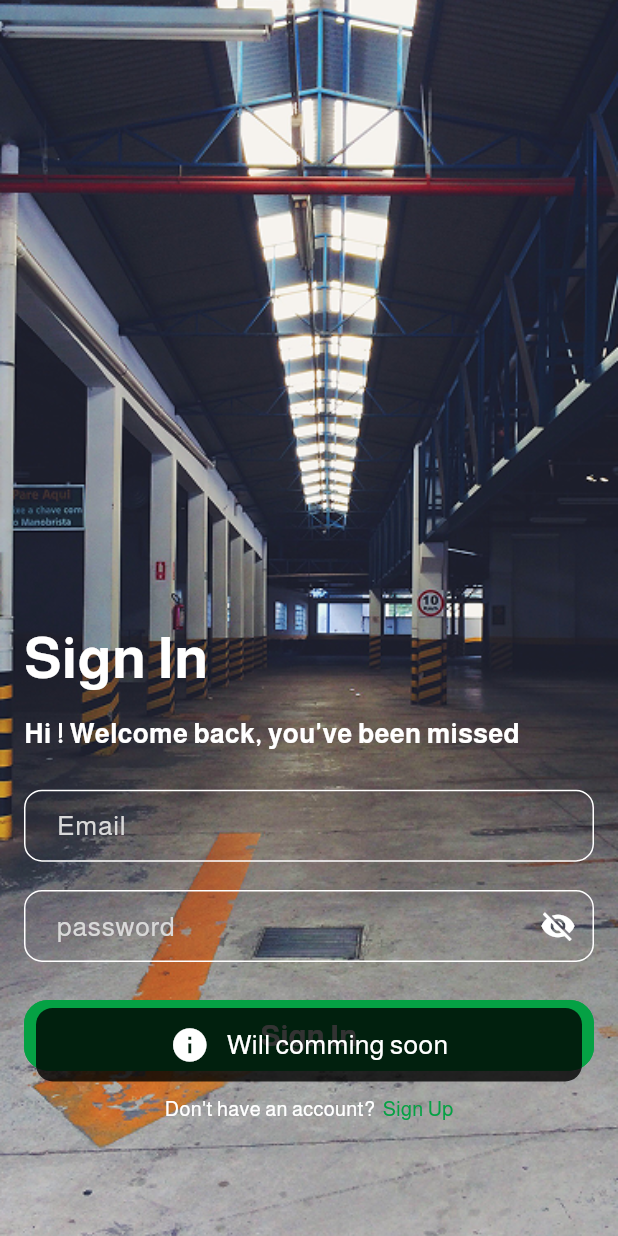
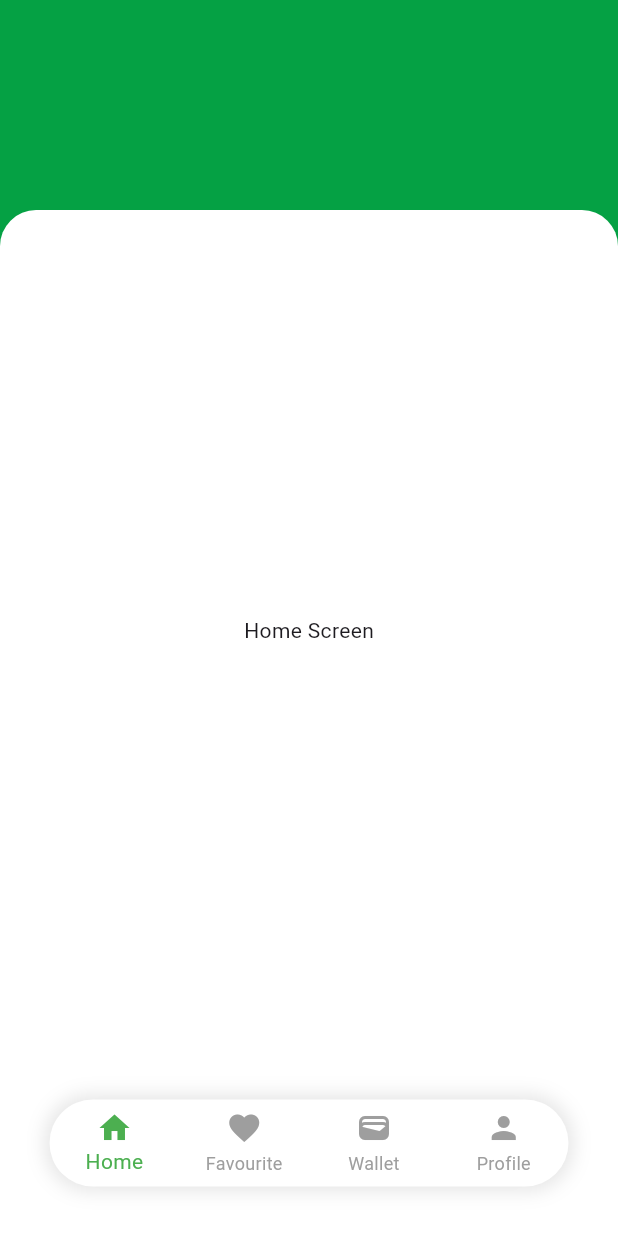
Before and after one commit to mostafa9011/Parky, a Flutter app: the screen it shows after launch, after a tap on "Sign In", on a phone screen of 412 x 824 dp. Run offline on Flutter 3.47's test engine with Material 3 defaults, Android fonts, the light colour scheme and no system bars; our stand-ins replace bloc, cached_network_image, dartz, device_info_plus, dio, easy_localization and 13 more.

Commit message:
init layut

```diff
--- a/lib/config/routes/page_name.dart
+++ b/lib/config/routes/page_name.dart
@@ -6,4 +6,5 @@ class PageName {
   static const String signUpScreen = '/signUpScreen';
   static const String completeSignUpScreen = '/completeSignUpScreen';
   static const String otpScreen = '/otpScreen';
+  static const String layoutScreen = '/layoutScreen';
 }
--- a/lib/config/routes/route_manager.dart
+++ b/lib/config/routes/route_manager.dart
@@ -6,6 +6,7 @@ import 'package:page_transition/page_transition.dart';
 
 import '../../features/auth/presentation/pages/otp_screen.dart';
 import '../../features/auth/presentation/pages/sign_up_screen.dart';
+import '../../features/layout/presentation/pages/layout_screen.dart';
 import '../../features/on_boarding/presentation/pages/on_boarding_screen1.dart';
 import '../../features/on_boarding/presentation/pages/on_boarding_screen2.dart';
 import 'page_name.dart';
@@ -58,6 +59,12 @@ class RouteManager {
           settings: routeSettings,
         );
 
+      case PageName.layoutScreen:
+        return _getPageTransition(
+          const LayoutScreen(),
+          settings: routeSettings,
+        );
+
       default:
         return MaterialPageRoute(
           builder: (context) => Scaffold(
--- a/lib/features/auth/presentation/pages/login_screen.dart
+++ b/lib/features/auth/presentation/pages/login_screen.dart
@@ -7,7 +7,6 @@ import 'package:parky/core/utils/widgets/custom_elevated_button.dart';
 import 'package:parky/core/utils/widgets/custom_text_form_field.dart';
 
 import '../../../../config/themes/assets_manager.dart';
-import '../../../../core/utils/widgets/custom_scaffold_message.dart';
 
 class LoginScreen extends StatefulWidget {
   const LoginScreen({super.key});
@@ -68,7 +67,8 @@ class _LoginScreenState extends State<LoginScreen> {
                 const SizedBox(height: 16),
                 CustomElevatedButton(
                   onPressed: () {
-                    showScaffoldMessage(context);
+                    // showScaffoldMessage(context);
+                    Navigator.pushNamed(context, PageName.layoutScreen);
                   },
                   text: "Sign In",
                   height: 40,
--- /dev/null
+++ b/lib/features/home/presentation/cubit/home_cubit.dart
@@ -0,0 +1,8 @@
+import 'package:bloc/bloc.dart';
+import 'package:equatable/equatable.dart';
+
+part 'home_state.dart';
+
+class HomeCubit extends Cubit<HomeState> {
+  HomeCubit() : super(HomeInitial());
+}
--- /dev/null
+++ b/lib/features/home/presentation/pages/home_screen.dart
@@ -0,0 +1,12 @@
+import 'package:flutter/material.dart';
+
+class HomeScreen extends StatelessWidget {
+  const HomeScreen({super.key});
+
+  @override
+  Widget build(BuildContext context) {
+    return const Center(
+      child: Text('Home Screen'),
+    );
+  }
+}
--- /dev/null
+++ b/lib/features/layout/presentation/cubit/layout_state.dart
@@ -0,0 +1,5 @@
+part of 'layout_cubit.dart';
+
+abstract class LayoutState {}
+
+class LayoutInitial extends LayoutState {}
--- /dev/null
+++ b/lib/features/layout/presentation/pages/layout_screen.dart
@@ -0,0 +1,98 @@
+import 'package:flutter/material.dart';
+import 'package:flutter_screenutil/flutter_screenutil.dart';
+import 'package:parky/config/themes/color_manager.dart';
+import 'package:parky/features/favorite/presentation/pages/favorite_screen.dart';
+import 'package:parky/features/wallet/presentation/pages/wallet_screen.dart';
+
+import '../../../home/presentation/pages/home_screen.dart';
+import '../../../profile/presentation/pages/profile_screen.dart';
+
+class LayoutScreen extends StatefulWidget {
+  const LayoutScreen({super.key});
+
+  @override
+  State<LayoutScreen> createState() => _LayoutScreenState();
+}
+
+class _LayoutScreenState extends State<LayoutScreen> {
+  int _selectedIndex = 0;
+  final List<Widget> _screens = <Widget>[
+    const HomeScreen(),
+    const FavoriteScreen(),
+    const WalletScreen(),
+    const ProfileScreen(),
+  ];
+  @override
+  Widget build(BuildContext context) {
+    return Scaffold(
+      backgroundColor: ColorManager.primaryColor,
+      body: Column(
+        children: [
+          SizedBox(
+            height: 0.17.sh,
+          ),
+          Expanded(
+            child: Container(
+              decoration: const BoxDecoration(
+                color: ColorManager.white,
+                borderRadius: BorderRadius.only(
+                  topLeft: Radius.circular(24),
+                  topRight: Radius.circular(24),
+                ),
+              ),
+              child: _screens.elementAt(_selectedIndex),
+            ),
+          )
+        ],
+      ),
+      bottomNavigationBar: Container(
+        color: Colors.white,
+        child: Container(
+          margin: const EdgeInsets.all(33),
+          decoration: BoxDecoration(
+            color: Colors.white,
+            borderRadius: BorderRadius.circular(30),
+            boxShadow: [
+              BoxShadow(
+                color: Colors.black.withOpacity(0.1),
+                blurRadius: 10,
+                spreadRadius: 3,
+              ),
+            ],
+          ),
+          child: BottomNavigationBar(
+            backgroundColor: Colors.transparent,
+            elevation: 0,
+            type: BottomNavigationBarType.fixed,
+            selectedItemColor: Colors.green,
+            unselectedItemColor: Colors.grey,
+            currentIndex: _selectedIndex,
+            onTap: (index) {
+              setState(() {
+                _selectedIndex = index;
+              });
+            },
+            items: const [
+              BottomNavigationBarItem(
+                icon: Icon(Icons.home),
+                label: "Home",
+              ),
+              BottomNavigationBarItem(
+                icon: Icon(Icons.favorite),
+                label: "Favourite",
+              ),
+              BottomNavigationBarItem(
+                icon: Icon(Icons.wallet),
+                label: "Wallet",
+              ),
+              BottomNavigationBarItem(
+                icon: Icon(Icons.person),
+                label: "Profile",
+              ),
+            ],
+          ),
+        ),
+      ),
+    );
+  }
+}
--- /dev/null
+++ b/lib/features/profile/presentation/cubit/profile_cubit.dart
@@ -0,0 +1,8 @@
+import 'package:bloc/bloc.dart';
+import 'package:equatable/equatable.dart';
+
+part 'profile_state.dart';
+
+class ProfileCubit extends Cubit<ProfileState> {
+  ProfileCubit() : super(ProfileInitial());
+}
--- /dev/null
+++ b/lib/features/wallet/presentation/cubit/wallet_cubit.dart
@@ -0,0 +1,8 @@
+import 'package:bloc/bloc.dart';
+import 'package:equatable/equatable.dart';
+
+part 'wallet_state.dart';
+
+class WalletCubit extends Cubit<WalletState> {
+  WalletCubit() : super(WalletInitial());
+}
--- a/pubspec.yaml
+++ b/pubspec.yaml
@@ -23,6 +23,7 @@ dependencies:
   flutter_svg: ^2.0.10+1
   get: ^4.6.6
   get_it: ^7.2.0
+  google_nav_bar: ^5.0.7
   image_picker: ^1.1.2
   page_transition: ^2.1.0
   permission_handler: ^11.3.1
```
Also changed, not shown: lib/features/favorite/presentation/cubit/favorite_cubit.dart (added, +8 -0 lines), lib/features/favorite/presentation/cubit/favorite_state.dart (added, +10 -0 lines), lib/features/favorite/presentation/pages/favorite_screen.dart (added, +12 -0 lines), lib/features/home/presentation/cubit/home_state.dart (added, +10 -0 lines), lib/features/layout/presentation/cubit/layout_cubit.dart (added, +7 -0 lines), lib/features/profile/presentation/cubit/profile_state.dart (added, +10 -0 lines), lib/features/profile/presentation/pages/profile_screen.dart (added, +12 -0 lines), lib/features/wallet/presentation/cubit/wallet_state.dart (added, +10 -0 lines), lib/features/wallet/presentation/pages/wallet_screen.dart (added, +12 -0 lines), pubspec.lock.
